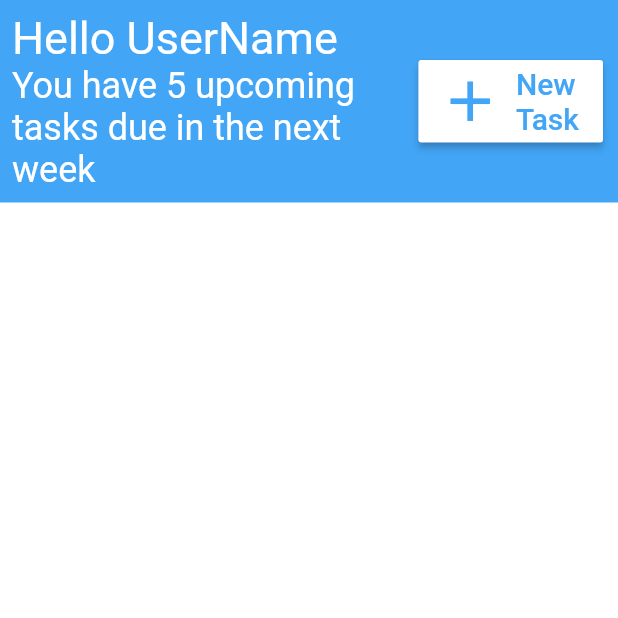
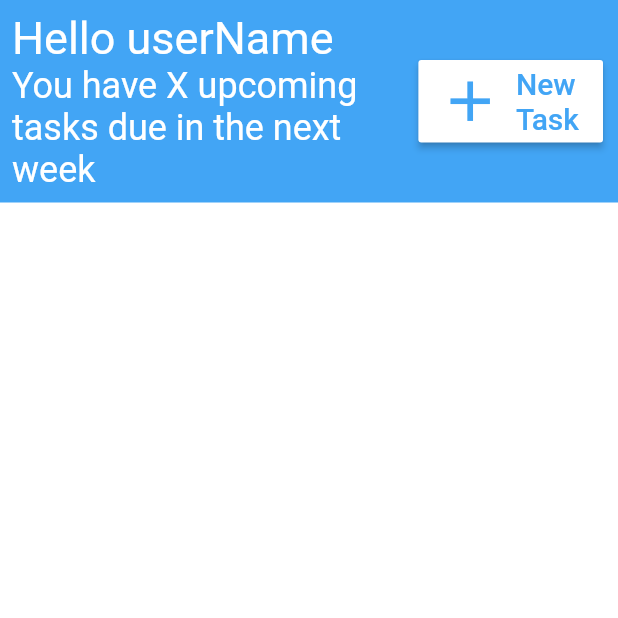
Before and after one commit to smacademic/project-cgkm, a Flutter app: the screen it shows after launch, on a phone screen of 412 x 824 dp, the top half of it. Run offline on Flutter 3.47's test engine with Material 2 defaults, Android fonts, the phone set to English and light mode, and no system bars; drawn by our look-alikes of auto_size_text; our stand-ins replace rxdart, sqflite; accounts and stored records are empty.

Commit message:
Update home_screen.dart

```diff
--- a/client/src/arcplanner/lib/src/ui/home_screen.dart
+++ b/client/src/arcplanner/lib/src/ui/home_screen.dart
@@ -20,14 +20,13 @@ import 'drawer_menu.dart';
 class HomeScreen extends StatelessWidget {
   // For visual demonstration purposes only. Will be removed before release
   //=======================================================================
-  String userName = 'UserName';
-  var upcomingTasks = 5;
+  //String userName = 'UserName';
+  //var upcomingTasks = 5;
   //=======================================================================
   void _newTask() {}
 
   Widget build(context) {
     var width = MediaQuery.of(context).size.width;
-    var height = MediaQuery.of(context).size.height;
 
     return Scaffold(
       backgroundColor: Colors.white,
@@ -46,7 +45,7 @@ class HomeScreen extends StatelessWidget {
                       crossAxisAlignment: CrossAxisAlignment.start,
                       children: <Widget> [
                         AutoSizeText(
-                          'Hello $userName',
+                          'Hello userName',
                           style: TextStyle(
                             fontSize: 30.0,
                             color: Colors.white,
@@ -54,7 +53,7 @@ class HomeScreen extends StatelessWidget {
                           maxLines: 1,
                         ),
                         AutoSizeText(
-                          'You have $upcomingTasks upcoming tasks due in the next week',
+                          'You have X upcoming tasks due in the next week',
                           style: TextStyle(
                             fontSize: 24.0,
                             color: Colors.white,
```
